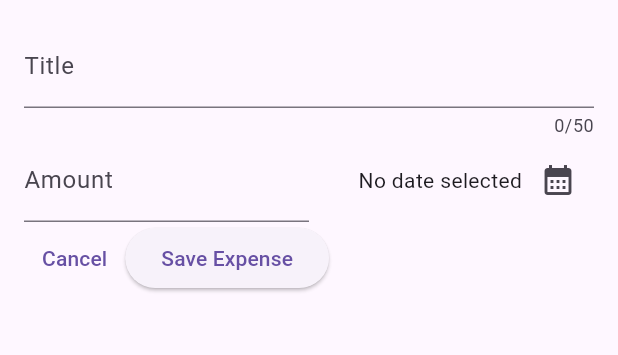
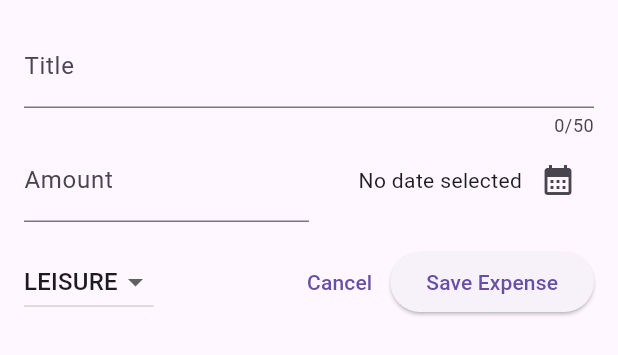
Before and after one commit to jarbunn/expense-tracker, a Flutter app: the NewExpense widget shown alone on an empty page, opened directly, on a phone screen of 412 x 824 dp. Shown: the top 355 px of the screen. Run offline on Flutter 3.47's test engine with Material 3 defaults, Android fonts, the phone set to English and light mode, and no system bars.

Commit message:
Added category dropdown

```diff
--- a/lib/widgets/new_expense.dart
+++ b/lib/widgets/new_expense.dart
@@ -17,6 +17,7 @@ class _NewExpensesState extends State<NewExpense> {
   final _titleController = TextEditingController();
   final _amountController = TextEditingController();
   DateTime? _selectedDate;
+  Catergory _selectedCategory = Catergory.leisure;
 
   void dispose() {
     _titleController.dispose();
@@ -31,8 +32,7 @@ class _NewExpensesState extends State<NewExpense> {
         context: context,
         initialDate: now,
         firstDate: firstDate,
-        lastDate: now
-        );
+        lastDate: now);
     setState(() {
       _selectedDate = pickedDate;
     });
@@ -68,7 +68,11 @@ class _NewExpensesState extends State<NewExpense> {
                   mainAxisAlignment: MainAxisAlignment.end,
                   crossAxisAlignment: CrossAxisAlignment.center,
                   children: [
-                    Text(_selectedDate == null ? 'No date selected': formatter.format(_selectedDate!),),
+                    Text(
+                      _selectedDate == null
+                          ? 'No date selected'
+                          : formatter.format(_selectedDate!),
+                    ),
                     IconButton(
                       onPressed: _presentDatePicker,
                       icon: const Icon(Icons.calendar_month),
@@ -78,8 +82,30 @@ class _NewExpensesState extends State<NewExpense> {
               ),
             ],
           ),
+          const SizedBox(height: 16),
           Row(
             children: [
+              DropdownButton(
+                  value: _selectedCategory,
+                  items: Catergory.values.map(
+                    (category) => DropdownMenuItem(
+                      value: category,
+                      child: Text(
+                        category.name.toUpperCase(),
+                      ),
+                    ),
+                  )
+              .toList(),
+                  onChanged: (value) {
+                    if (value == null){
+                      return;
+                    }
+                    setState(() {
+                      _selectedCategory = value;
+                    });
+
+                  }),
+              const Spacer(),
               TextButton(
                   onPressed: () {
                     Navigator.pop(context);
```
